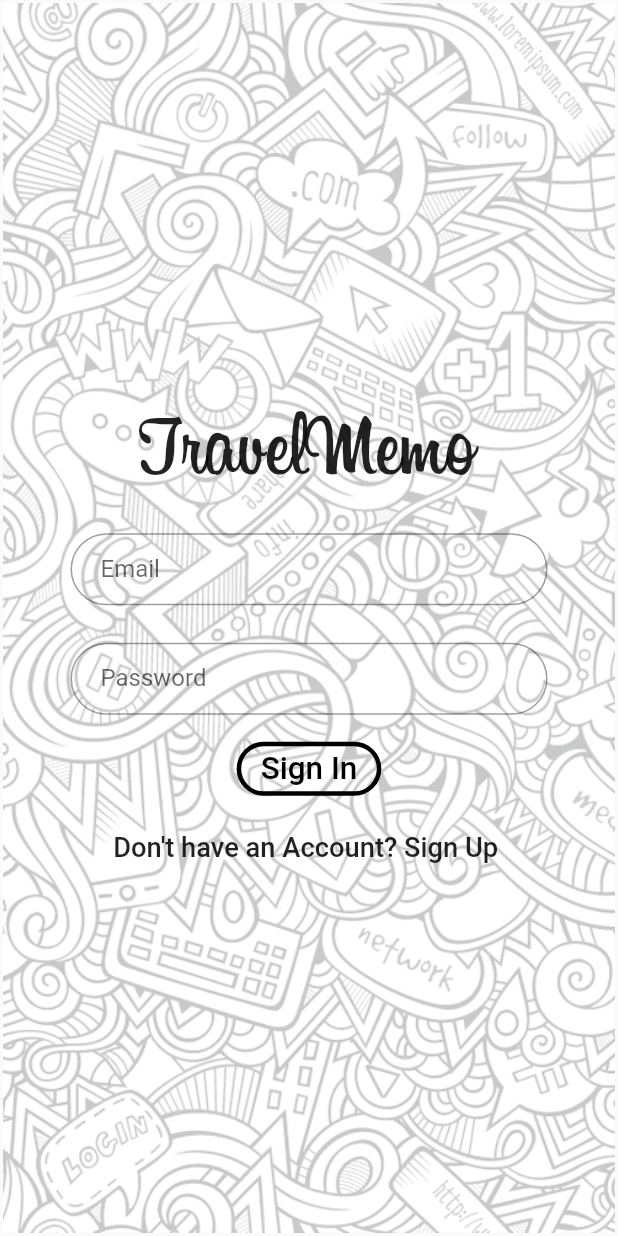
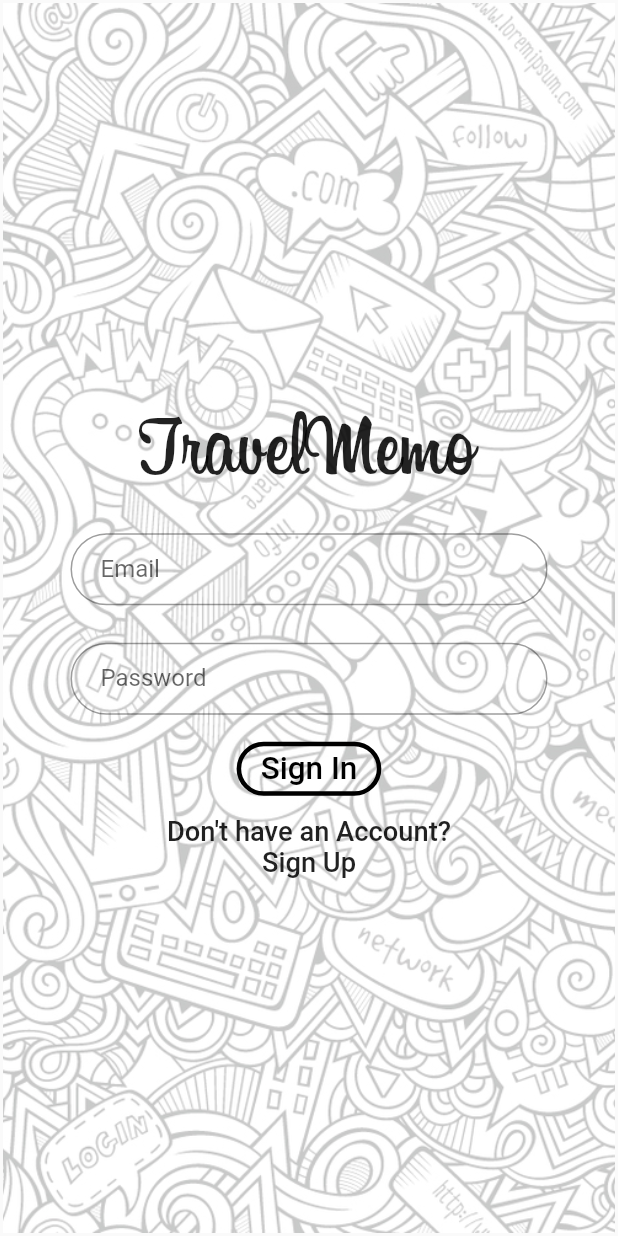
Before and after one commit to kavindaperera/travel-memo, a Flutter app: the screen it shows after launch, on a phone screen of 412 x 824 dp. Run offline on Flutter 3.47's test engine with Material 2 defaults, Android fonts, the phone set to English and light mode, and no system bars; our stand-ins replace datetime_picker_formfield, firebase_auth; missing offline and left inert: gender_selector; accounts and stored records are empty.

Commit message:
pulling the new code

```diff
--- a/travel_memo/lib/Setup/signIn.dart
+++ b/travel_memo/lib/Setup/signIn.dart
@@ -169,7 +169,7 @@ class _LoginPageState extends State<LoginPage> {
                         vertical: 2.0,
                       ),
               child: FlatButton(
-                child: Text('Don\'t have an Account? Sign Up ',textScaleFactor: 1.3),
+                child: Text('Don\'t have an Account?\nSign Up ',textScaleFactor: 1.3,textAlign: TextAlign.center,),
                 onPressed:(){
                   Navigator.push(
                         context,
--- a/travel_memo/lib/Setup/signUp.dart
+++ b/travel_memo/lib/Setup/signUp.dart
@@ -72,7 +72,7 @@ class _SignUpPageState extends State<SignUpPage> {
               child: new Text("Close"),
               onPressed: () {
                 Navigator.of(context).pop();
-                Navigator.push(context, MaterialPageRoute(builder: (context) => SignUpPage()));
+                //Navigator.push(context, MaterialPageRoute(builder: (context) => SignUpPage()));
                 ///Navigator.pop(context);
                 /////////////////////////////////////////
                 ///navigate to the home screen ******
```
